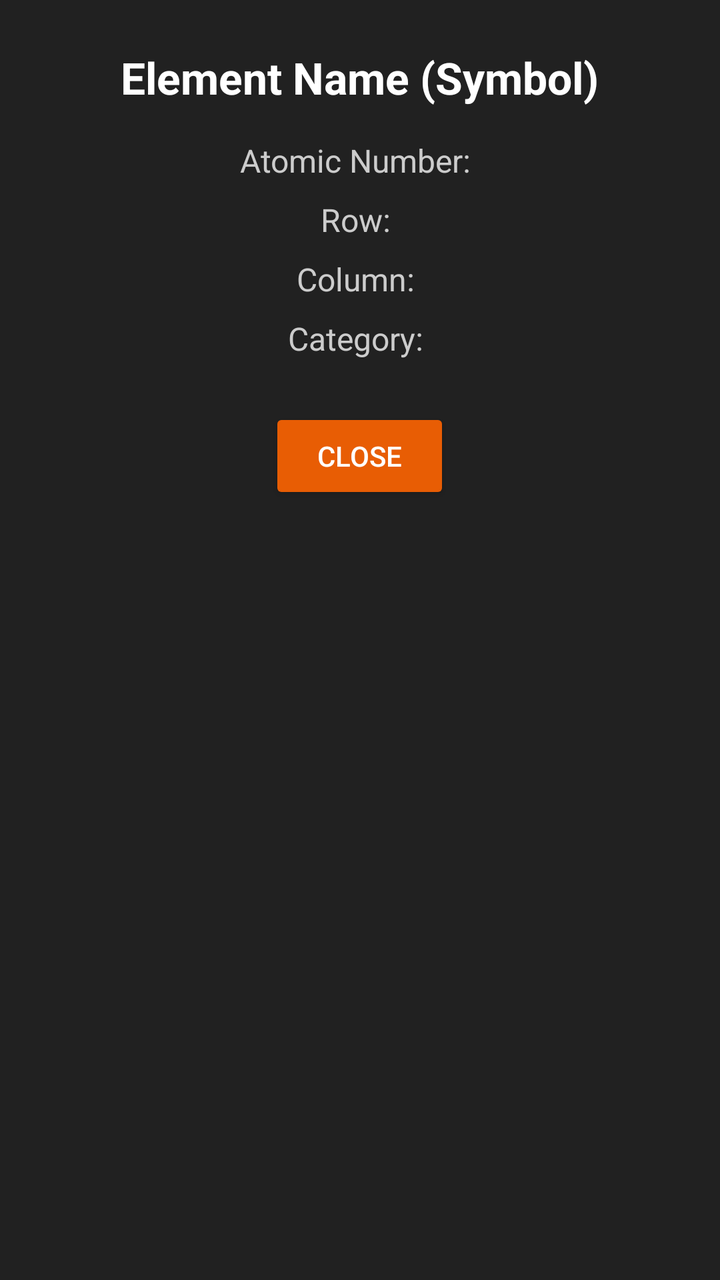
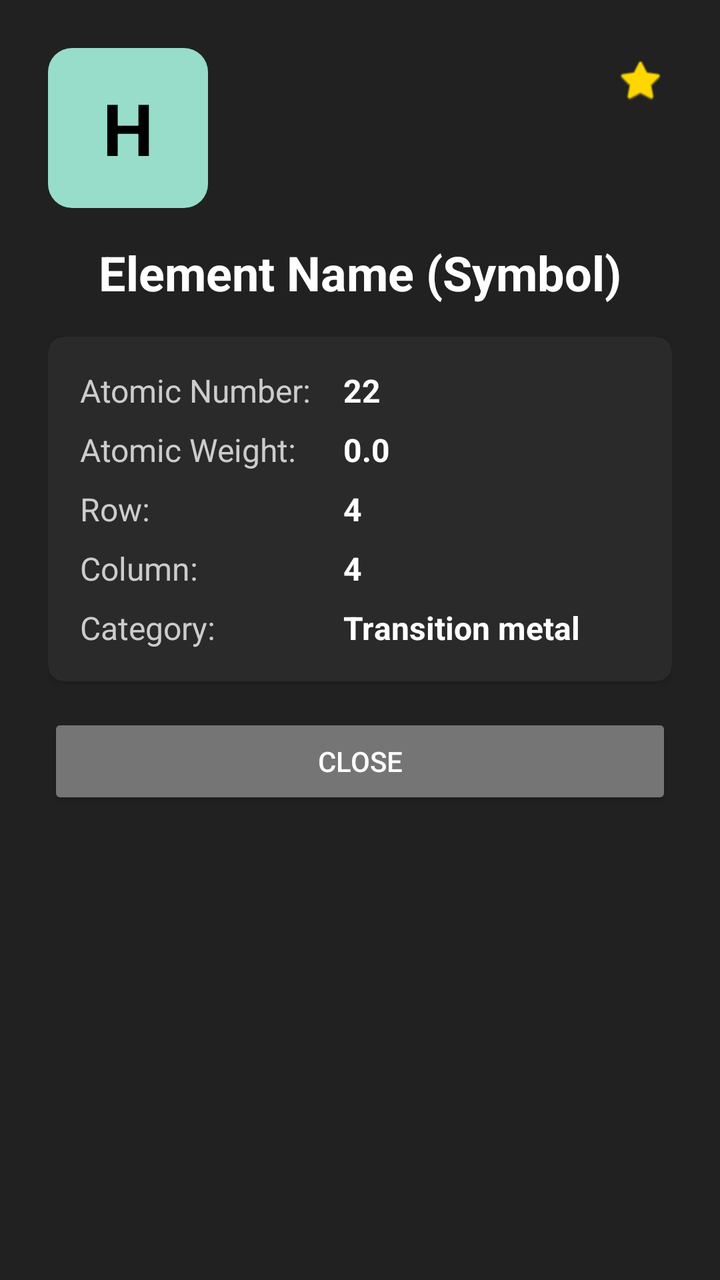

The first picture is an Android layout as it rendered before a commit; the second is the same layout after the commit. The layout source and the unified diff follow.
<!-- AndroidManifest.xml: application theme Theme.PeriodicPro -->
<!-- res/layout/element_popup.xml -->
<?xml version="1.0" encoding="utf-8"?>
<LinearLayout
    xmlns:android="http://schemas.android.com/apk/res/android"
    android:layout_width="wrap_content"
    android:layout_height="wrap_content"
    android:orientation="vertical"
    android:padding="24dp"
    android:background="#212121"
    android:gravity="center_horizontal">

    <TextView
        android:id="@+id/popup_name"
        android:layout_width="wrap_content"
        android:layout_height="wrap_content"
        android:text="Element Name (Symbol)"
        android:textColor="#FFFFFF"
        android:textSize="22sp"
        android:textStyle="bold"
        android:gravity="center"
        android:paddingBottom="16dp"/>

    <TextView
        android:id="@+id/popup_atomic_number"
        android:layout_width="wrap_content"
        android:layout_height="wrap_content"
        android:text="Atomic Number: "
        android:textColor="#CCCCCC"
        android:textSize="16sp"
        android:paddingBottom="8dp"/>

    <TextView
        android:id="@+id/popup_row"
        android:layout_width="wrap_content"
        android:layout_height="wrap_content"
        android:text="Row: "
        android:textColor="#CCCCCC"
        android:textSize="16sp"
        android:paddingBottom="8dp"/>

    <TextView
        android:id="@+id/popup_column"
        android:layout_width="wrap_content"
        android:layout_height="wrap_content"
        android:text="Column: "
        android:textColor="#CCCCCC"
        android:textSize="16sp"
        android:paddingBottom="8dp"/>

    <TextView
        android:id="@+id/popup_category"
        android:layout_width="wrap_content"
        android:layout_height="wrap_content"
        android:text="Category: "
        android:textColor="#CCCCCC"
        android:textSize="16sp"
        android:paddingBottom="24dp"/>

    <Button
        android:id="@+id/popup_close_button"
        android:layout_width="wrap_content"
        android:layout_height="wrap_content"
        android:text="CLOSE"
        android:backgroundTint="#E85D04"
        android:textColor="#FFFFFF"
        android:paddingHorizontal="24dp"/>

</LinearLayout>
<!-- resources referenced by this layout -->
<resources>
  <style name="Theme.PeriodicPro" parent="Theme.AppCompat.DayNight.NoActionBar">
          <item name="colorPrimary">#212121</item>
          <item name="colorPrimaryDark">#171717</item>
          <item name="colorAccent">#00796B</item>
          <item name="android:windowBackground">#212121</item>
      </style>
</resources>

<!-- the commit's change to res/layout/element_popup.xml (unified diff, before → after) -->
@@ -1,67 +1,192 @@
 <?xml version="1.0" encoding="utf-8"?>
 <LinearLayout
     xmlns:android="http://schemas.android.com/apk/res/android"
-    android:layout_width="wrap_content"
+    xmlns:app="http://schemas.android.com/apk/res-auto"
+    android:layout_width="320dp"
     android:layout_height="wrap_content"
     android:orientation="vertical"
     android:padding="24dp"
-    android:background="#212121"
+    android:background="@drawable/dialog_background"
     android:gravity="center_horizontal">
 
+    
+    <LinearLayout
+        android:layout_width="match_parent"
+        android:layout_height="wrap_content"
+        android:orientation="horizontal"
+        android:layout_marginBottom="16dp">
+        
+        
+        <FrameLayout
+            android:layout_width="80dp"
+            android:layout_height="80dp"
+            android:layout_gravity="center_vertical">
+            
+            <TextView
+                android:id="@+id/popup_symbol"
+                android:layout_width="match_parent"
+                android:layout_height="match_parent"
+                android:background="@drawable/rounded_nonmetal_bg"
+                android:gravity="center"
+                android:text="H"
+                android:textColor="#000000"
+                android:textSize="36sp"
+                android:textStyle="bold" />
+        </FrameLayout>
+        
+        <View
+            android:layout_width="0dp"
+            android:layout_height="1dp"
+            android:layout_weight="1" />
+            
+        
+        <ImageView
+            android:id="@+id/popup_add_favorites"
+            android:layout_width="32dp"
+            android:layout_height="32dp"
+            android:src="@android:drawable/btn_star_big_off"
+            android:layout_gravity="top"
+            app:tint="#FFD700"
+            android:contentDescription="Add to favorites"
+            android:padding="4dp" />
+    </LinearLayout>
+
+    
     <TextView
         android:id="@+id/popup_name"
         android:layout_width="wrap_content"
         android:layout_height="wrap_content"
         android:text="Element Name (Symbol)"
         android:textColor="#FFFFFF"
-        android:textSize="22sp"
+        android:textSize="24sp"
         android:textStyle="bold"
         android:gravity="center"
         android:paddingBottom="16dp"/>
 
-    <TextView
-        android:id="@+id/popup_atomic_number"
-        android:layout_width="wrap_content"
+    
+    <androidx.cardview.widget.CardView
+        android:layout_width="match_parent"
         android:layout_height="wrap_content"
-        android:text="Atomic Number: "
-        android:textColor="#CCCCCC"
-        android:textSize="16sp"
-        android:paddingBottom="8dp"/>
-
-    <TextView
-        android:id="@+id/popup_row"
-        android:layout_width="wrap_content"
-        android:layout_height="wrap_content"
-        android:text="Row: "
-        android:textColor="#CCCCCC"
-        android:textSize="16sp"
-        android:paddingBottom="8dp"/>
-
-    <TextView
-        android:id="@+id/popup_column"
-        android:layout_width="wrap_content"
-        android:layout_height="wrap_content"
-        android:text="Column: "
-        android:textColor="#CCCCCC"
-        android:textSize="16sp"
-        android:paddingBottom="8dp"/>
-
-    <TextView
-        android:id="@+id/popup_category"
-        android:layout_width="wrap_content"
-        android:layout_height="wrap_content"
-        android:text="Category: "
-        android:textColor="#CCCCCC"
-        android:textSize="16sp"
-        android:paddingBottom="24dp"/>
-
+        android:layout_marginBottom="16dp"
+        app:cardCornerRadius="8dp"
+        app:cardBackgroundColor="#2A2A2A"
+        app:cardElevation="2dp">
+        
+        <TableLayout
+            android:layout_width="match_parent"
+            android:layout_height="wrap_content"
+            android:padding="16dp"
+            android:stretchColumns="1">
+            
+            
+            <TableRow android:layout_marginBottom="8dp">
+                <TextView
+                    android:layout_width="wrap_content"
+                    android:layout_height="wrap_content"
+                    android:text="Atomic Number:"
+                    android:textColor="#CCCCCC"
+                    android:textSize="16sp"
+                    android:layout_marginEnd="16dp"/>
+                    
+                <TextView
+                    android:id="@+id/popup_atomic_number"
+                    android:layout_width="match_parent"
+                    android:layout_height="wrap_content"
+                    android:text="22"
+                    android:textColor="#FFFFFF"
+                    android:textSize="16sp"
+                    android:textStyle="bold"/>
+            </TableRow>
+            
+            
+            <TableRow android:layout_marginBottom="8dp">
+                <TextView
+                    android:layout_width="wrap_content"
+                    android:layout_height="wrap_content"
+                    android:text="Atomic Weight:"
+                    android:textColor="#CCCCCC"
+                    android:textSize="16sp"
+                    android:layout_marginEnd="16dp"/>
+                    
+                <TextView
+                    android:id="@+id/popup_atomic_mass"
+                    android:layout_width="match_parent"
+                    android:layout_height="wrap_content"
+                    android:text="0.0"
+                    android:textColor="#FFFFFF"
+                    android:textSize="16sp"
+                    android:textStyle="bold"/>
+            </TableRow>
+            
+            
+            <TableRow android:layout_marginBottom="8dp">
+                <TextView
+                    android:layout_width="wrap_content"
+                    android:layout_height="wrap_content"
+                    android:text="Row:"
+                    android:textColor="#CCCCCC"
+                    android:textSize="16sp"
+                    android:layout_marginEnd="16dp"/>
+                    
+                <TextView
+                    android:id="@+id/popup_row"
+                    android:layout_width="match_parent"
+                    android:layout_height="wrap_content"
+                    android:text="4"
+                    android:textColor="#FFFFFF"
+                    android:textSize="16sp"
+                    android:textStyle="bold"/>
+            </TableRow>
+            
+            
+            <TableRow android:layout_marginBottom="8dp">
+                <TextView
+                    android:layout_width="wrap_content"
+                    android:layout_height="wrap_content"
+                    android:text="Column:"
+                    android:textColor="#CCCCCC"
+                    android:textSize="16sp"
+                    android:layout_marginEnd="16dp"/>
+                    
+                <TextView
+                    android:id="@+id/popup_column"
+                    android:layout_width="match_parent"
+                    android:layout_height="wrap_content"
+                    android:text="4"
+                    android:textColor="#FFFFFF"
+                    android:textSize="16sp"
+                    android:textStyle="bold"/>
+            </TableRow>
+            
+            
+            <TableRow>
+                <TextView
+                    android:layout_width="wrap_content"
+                    android:layout_height="wrap_content"
+                    android:text="Category:"
+                    android:textColor="#CCCCCC"
+                    android:textSize="16sp"
+                    android:layout_marginEnd="16dp"/>
+                    
+                <TextView
+                    android:id="@+id/popup_category"
+                    android:layout_width="match_parent"
+                    android:layout_height="wrap_content"
+                    android:text="Transition metal"
+                    android:textColor="#FFFFFF"
+                    android:textSize="16sp"
+                    android:textStyle="bold"/>
+            </TableRow>
+        </TableLayout>
+    </androidx.cardview.widget.CardView>
+    
+    
     <Button
         android:id="@+id/popup_close_button"
-        android:layout_width="wrap_content"
+        android:layout_width="match_parent"
         android:layout_height="wrap_content"
         android:text="CLOSE"
-        android:backgroundTint="#E85D04"
+        android:backgroundTint="#757575"
         android:textColor="#FFFFFF"
-        android:paddingHorizontal="24dp"/>
-
+        android:paddingHorizontal="16dp"/>
 </LinearLayout>
<!-- resource entries referenced after the edit -->
@@ -1,10 +1,24 @@
 <!-- resources referenced by this layout -->
 <resources>
+  <!-- drawable dialog_background (drawable) -->
+  <?xml version="1.0" encoding="utf-8"?>
+  <shape xmlns:android="http://schemas.android.com/apk/res/android">
+      <solid android:color="#212121"/>
+      <corners android:radius="16dp"/>
+  </shape>
+  <!-- drawable rounded_nonmetal_bg (drawable) -->
+  <?xml version="1.0" encoding="utf-8"?>
+  <shape xmlns:android="http://schemas.android.com/apk/res/android"
+      android:shape="rectangle">
+      <corners android:radius="12dp" />
+      <solid android:color="@color/nonmetal" />
+  </shape>
   <style name="Theme.PeriodicPro" parent="Theme.AppCompat.DayNight.NoActionBar">
           <item name="colorPrimary">#212121</item>
           <item name="colorPrimaryDark">#171717</item>
           <item name="colorAccent">#00796B</item>
           <item name="android:windowBackground">#212121</item>
       </style>
+  <color name="nonmetal">#98DDCA</color>
 </resources>
 
